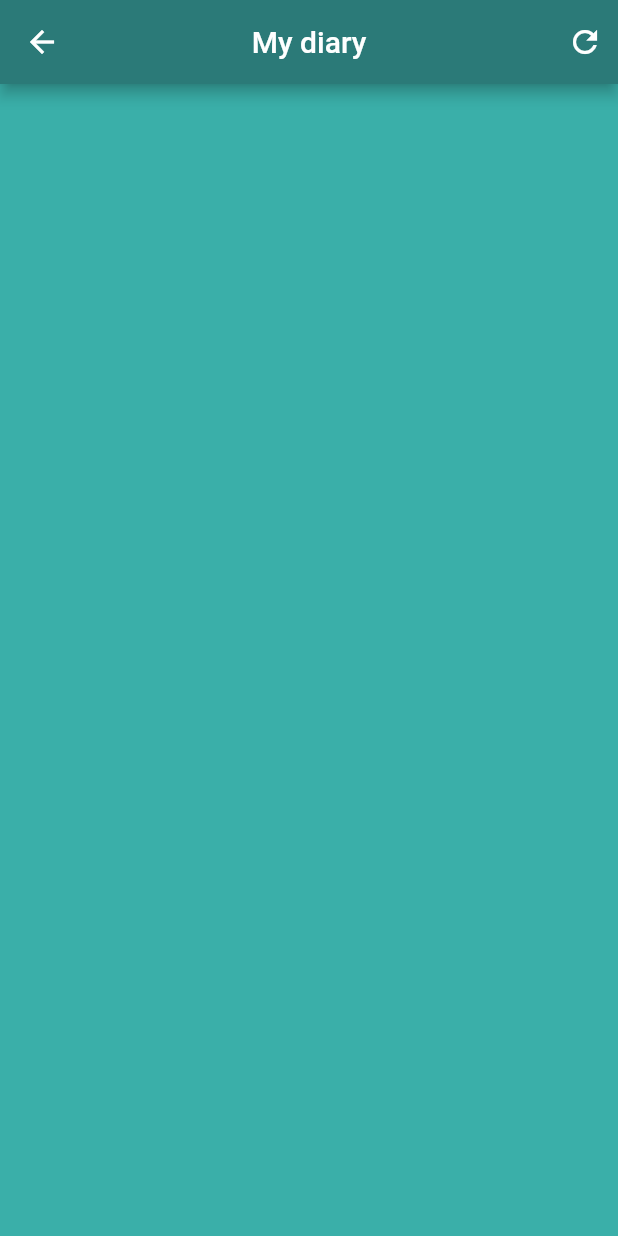
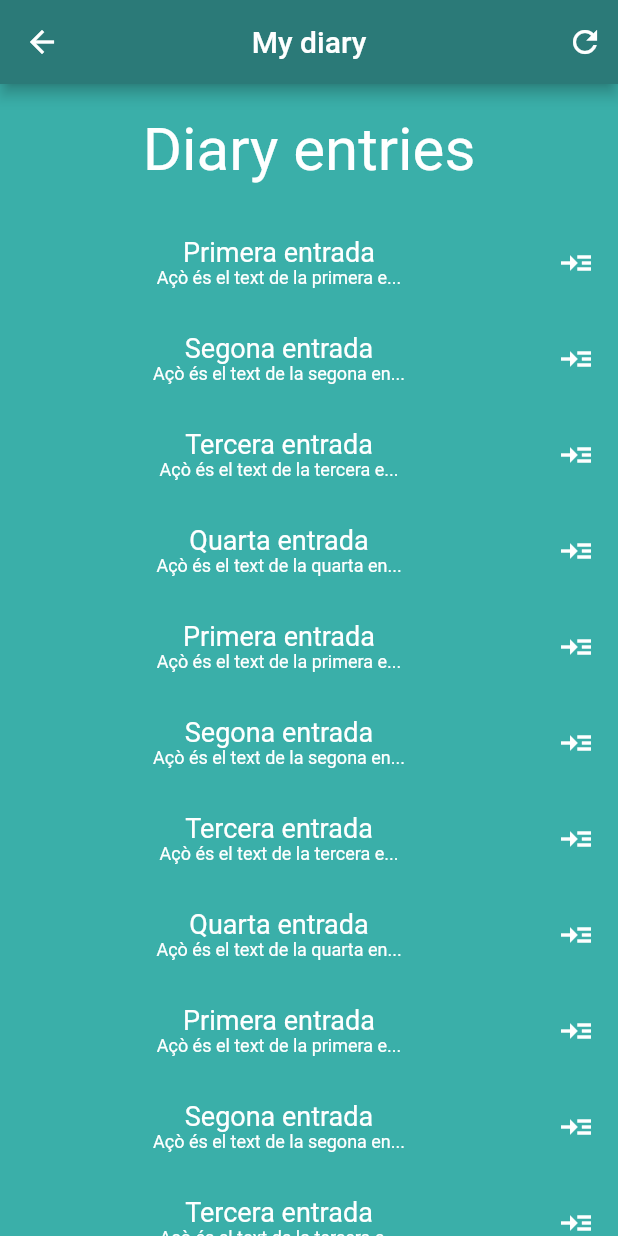
Before and after one commit to david1707/diary, a Flutter app: the EntriesPage screen opened directly, on a phone screen of 412 x 824 dp. Run offline on Flutter 3.47's test engine with Material 2 defaults, Android fonts, the phone set to English and light mode, and no system bars.

Commit message:
Added Entry model and sample entries on the entries page

```diff
--- /dev/null
+++ b/lib/models/entry.dart
@@ -0,0 +1,15 @@
+class Entry {
+  final String title;
+  final String text;
+  final DateTime createdAt;
+  final DateTime updatedAt;
+  final String imageName;
+
+  Entry({
+    required this.title,
+    required this.text,
+    required this.createdAt,
+    required this.updatedAt,
+    this.imageName = '',
+  });
+}
--- a/lib/screens/entries_page.dart
+++ b/lib/screens/entries_page.dart
@@ -1,4 +1,7 @@
+import 'package:diary/utils.dart/extensions.dart';
 import 'package:flutter/material.dart';
+
+import '../models/entry.dart';
 
 class EntriesPage extends StatefulWidget {
   const EntriesPage({super.key});
@@ -8,6 +11,81 @@ class EntriesPage extends StatefulWidget {
 }
 
 class _EntriesPageState extends State<EntriesPage> {
+  List<Entry> entries = [
+    Entry(
+      title: 'Primera entrada',
+      text: 'Açò és el text de la primera entrada',
+      createdAt: DateTime.now(),
+      updatedAt: DateTime.now(),
+    ),
+    Entry(
+      title: 'Segona entrada',
+      text: 'Açò és el text de la segona entrada',
+      createdAt: DateTime.now().subtract(const Duration(days: 1)),
+      updatedAt: DateTime.now().subtract(const Duration(days: 1)),
+    ),
+    Entry(
+      title: 'Tercera entrada',
+      text: 'Açò és el text de la tercera entrada',
+      createdAt: DateTime.now().subtract(const Duration(days: 2)),
+      updatedAt: DateTime.now().subtract(const Duration(days: 2)),
+    ),
+    Entry(
+      title: 'Quarta entrada',
+      text: 'Açò és el text de la quarta entrada',
+      createdAt: DateTime.now().subtract(const Duration(days: 3)),
+      updatedAt: DateTime.now().subtract(const Duration(days: 3)),
+    ),
+    Entry(
+      title: 'Primera entrada',
+      text: 'Açò és el text de la primera entrada',
+      createdAt: DateTime.now(),
+      updatedAt: DateTime.now(),
+    ),
+    Entry(
+      title: 'Segona entrada',
+      text: 'Açò és el text de la segona entrada',
+      createdAt: DateTime.now().subtract(const Duration(days: 1)),
+      updatedAt: DateTime.now().subtract(const Duration(days: 1)),
+    ),
+    Entry(
+      title: 'Tercera entrada',
+      text: 'Açò és el text de la tercera entrada',
+      createdAt: DateTime.now().subtract(const Duration(days: 2)),
+      updatedAt: DateTime.now().subtract(const Duration(days: 2)),
+    ),
+    Entry(
+      title: 'Quarta entrada',
+      text: 'Açò és el text de la quarta entrada',
+      createdAt: DateTime.now().subtract(const Duration(days: 3)),
+      updatedAt: DateTime.now().subtract(const Duration(days: 3)),
+    ),
+    Entry(
+      title: 'Primera entrada',
+      text: 'Açò és el text de la primera entrada',
+      createdAt: DateTime.now(),
+      updatedAt: DateTime.now(),
+    ),
+    Entry(
+      title: 'Segona entrada',
+      text: 'Açò és el text de la segona entrada',
+      createdAt: DateTime.now().subtract(const Duration(days: 1)),
+      updatedAt: DateTime.now().subtract(const Duration(days: 1)),
+    ),
+    Entry(
+      title: 'Tercera entrada',
+      text: 'Açò és el text de la tercera entrada',
+      createdAt: DateTime.now().subtract(const Duration(days: 2)),
+      updatedAt: DateTime.now().subtract(const Duration(days: 2)),
+    ),
+    Entry(
+      title: 'Quarta entrada',
+      text: 'Açò és el text de la quarta entrada',
+      createdAt: DateTime.now().subtract(const Duration(days: 3)),
+      updatedAt: DateTime.now().subtract(const Duration(days: 3)),
+    ),
+  ];
+
   @override
   Widget build(BuildContext context) {
     return Scaffold(
@@ -26,8 +104,55 @@ class _EntriesPageState extends State<EntriesPage> {
           ),
         ],
       ),
-      body: Center(
-        child: Column(),
+      body: Column(
+        children: [
+          const Padding(
+            padding: EdgeInsets.all(20.0),
+            child: Text(
+              'Diary entries',
+              style: TextStyle(
+                fontSize: 40,
+                color: Color(0xffFEFFFF),
+              ),
+            ),
+          ),
+          Expanded(
+            child: ListView.builder(
+              itemCount: entries.length,
+              itemBuilder: (context, index) {
+                return Padding(
+                  padding: const EdgeInsets.symmetric(vertical: 4.0),
+                  child: ListTile(
+                    trailing: const Icon(
+                      Icons.read_more,
+                      color: Colors.white,
+                    ),
+                    title: Column(
+                      children: [
+                        Text(
+                          entries[index].title,
+                          style: const TextStyle(
+                            color: Color(0xffFEFFFF),
+                            fontSize: 18,
+                          ),
+                          textAlign: TextAlign.center,
+                        ),
+                        Text(
+                          truncateString(entries[index].text, 30),
+                          style: const TextStyle(
+                            color: Color(0xffFEFFFF),
+                            fontSize: 12,
+                          ),
+                          textAlign: TextAlign.center,
+                        ),
+                      ],
+                    ),
+                  ),
+                );
+              },
+            ),
+          ),
+        ],
       ),
     );
   }
--- /dev/null
+++ b/lib/utils.dart/extensions.dart
@@ -0,0 +1,3 @@
+String truncateString(String data, int length) {
+  return (data.length >= length) ? '${data.substring(0, length)}...' : data;
+}
```
